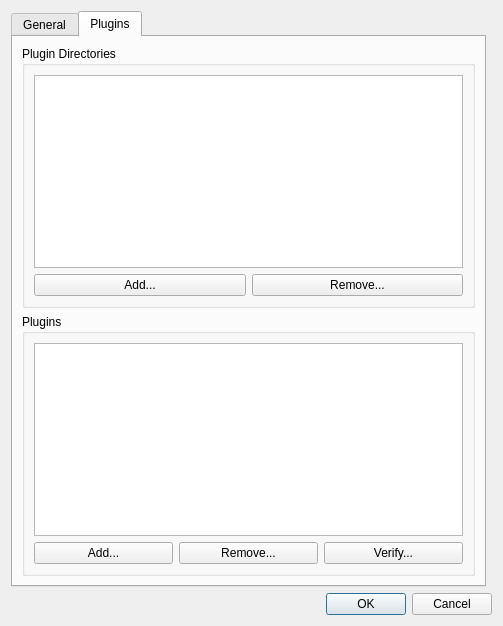
This is src/wiser/gui/ui_files/app_config.ui in Ehlmann-research-group/WISER as Qt 5 draws it before an edit. The edited form follows.
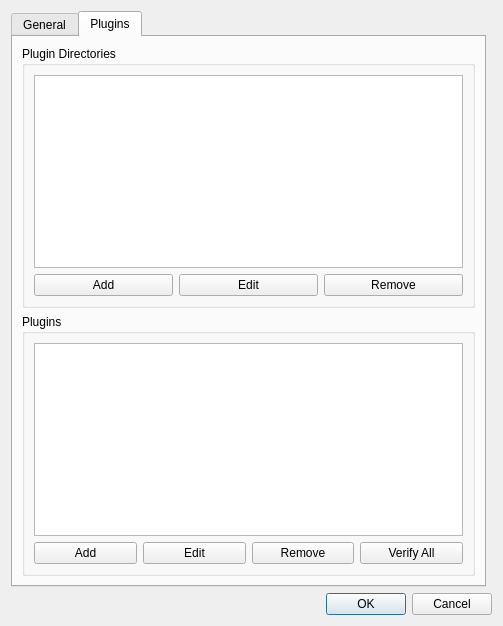
This is the edited form. The open tabs and pages were chosen to show the change.

Commit message:
Add "edit" buttons to plugin configuration UI
Users may need to edit existing plugin entries or plugin-directory
entries, so now this is supported much more easily in the UI.

Diff of the .ui file:
```diff
--- a/src/wiser/gui/ui_files/app_config.ui
+++ b/src/wiser/gui/ui_files/app_config.ui
@@ -292,20 +292,27 @@
           <string>Plugin Directories</string>
          </property>
          <layout class="QGridLayout" name="gridLayout_7">
-          <item row="1" column="1">
-           <widget class="QPushButton" name="btn_del_plugin_path">
-            <property name="text">
-             <string>Remove...</string>
-            </property>
-           </widget>
-          </item>
-          <item row="0" column="0" colspan="2">
+          <item row="0" column="0" colspan="3">
            <widget class="QListWidget" name="list_plugin_paths"/>
           </item>
           <item row="1" column="0">
            <widget class="QPushButton" name="btn_add_plugin_path">
             <property name="text">
-             <string>Add...</string>
+             <string>Add</string>
+            </property>
+           </widget>
+          </item>
+          <item row="1" column="2">
+           <widget class="QPushButton" name="btn_del_plugin_path">
+            <property name="text">
+             <string>Remove</string>
+            </property>
+           </widget>
+          </item>
+          <item row="1" column="1">
+           <widget class="QPushButton" name="btn_edit_plugin_path">
+            <property name="text">
+             <string>Edit</string>
             </property>
            </widget>
           </item>
@@ -318,30 +325,37 @@
           <string>Plugins</string>
          </property>
          <layout class="QGridLayout" name="gridLayout_11">
-          <item row="1" column="1">
-           <widget class="QPushButton" name="btn_del_plugin">
-            <property name="text">
-             <string>Remove...</string>
-            </property>
-           </widget>
-          </item>
           <item row="1" column="0">
            <widget class="QPushButton" name="btn_add_plugin">
             <property name="text">
-             <string>Add...</string>
+             <string>Add</string>
             </property>
            </widget>
           </item>
-          <item row="1" column="2">
-           <widget class="QPushButton" name="btn_verify_plugins">
-            <property name="text">
-             <string>Verify...</string>
-            </property>
-           </widget>
-          </item>
-          <item row="0" column="0" colspan="3">
+          <item row="0" column="0" colspan="4">
            <widget class="QListWidget" name="list_plugins"/>
           </item>
+          <item row="1" column="2">
+           <widget class="QPushButton" name="btn_del_plugin">
+            <property name="text">
+             <string>Remove</string>
+            </property>
+           </widget>
+          </item>
+          <item row="1" column="3">
+           <widget class="QPushButton" name="btn_verify_plugins">
+            <property name="text">
+             <string>Verify All</string>
+            </property>
+           </widget>
+          </item>
+          <item row="1" column="1">
+           <widget class="QPushButton" name="btn_edit_plugin">
+            <property name="text">
+             <string>Edit</string>
+            </property>
+           </widget>
+          </item>
          </layout>
         </widget>
        </item>
```
Left out of the diff: 32 changed lines with no effect on the pictures. The commit also changes 1 other file.
